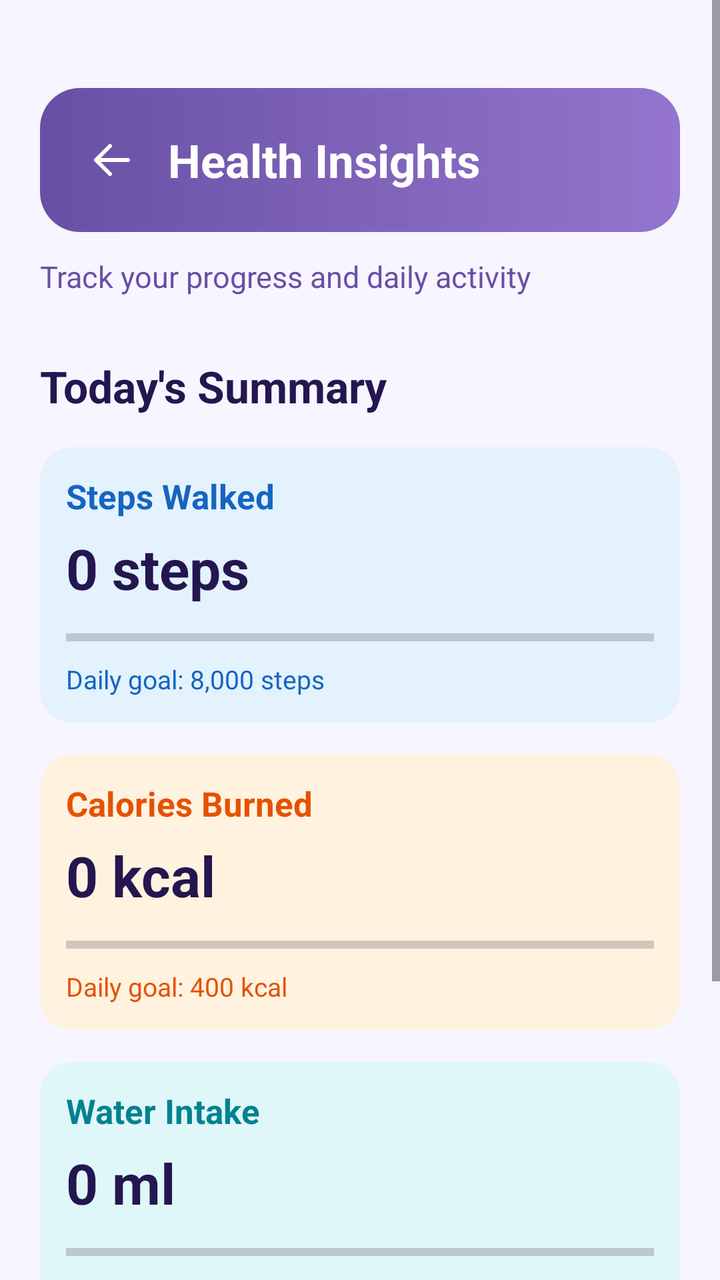
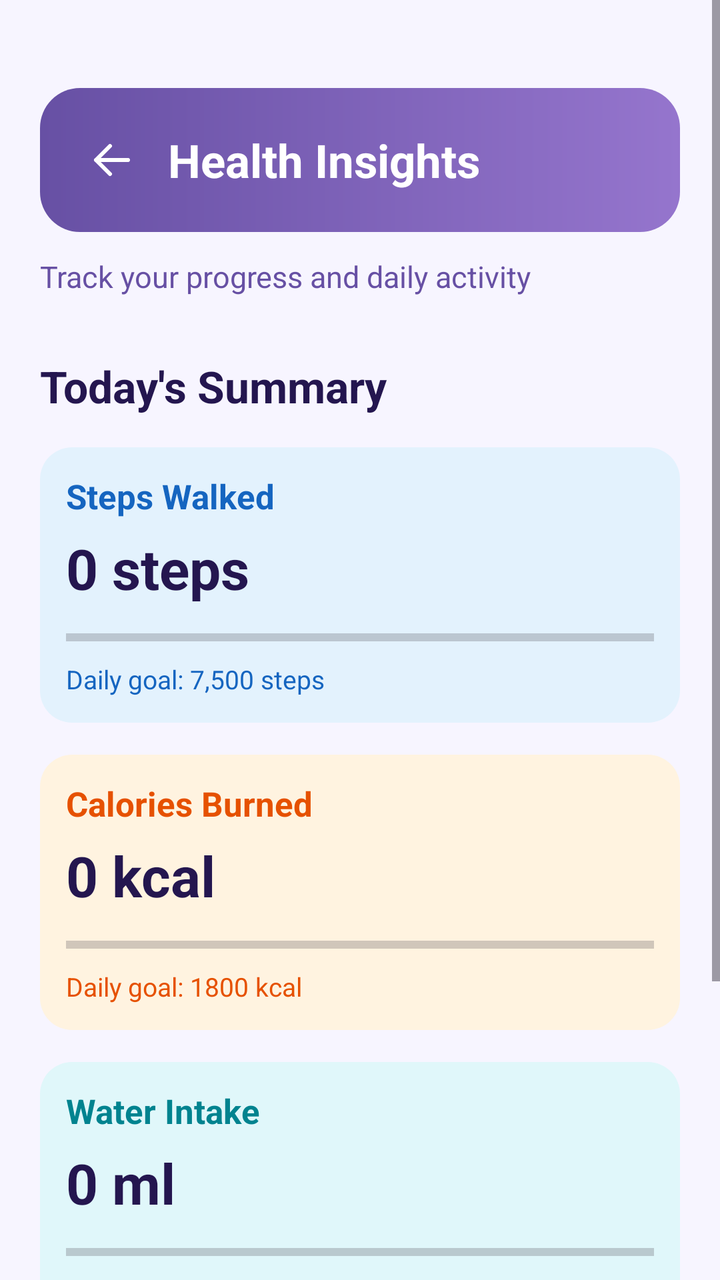

Screens rendered from an Android XML layout before and after an edit, with the pre-edit source and the edit as a unified diff.
<!-- AndroidManifest.xml: application theme Theme.HealthMate -->
<!-- res/layout/activity_insights.xml -->
<?xml version="1.0" encoding="utf-8"?>
<ScrollView
    xmlns:android="http://schemas.android.com/apk/res/android"
    android:id="@+id/main"
    android:layout_width="match_parent"
    android:layout_height="match_parent"
    android:fillViewport="true"
    android:background="#F7F5FF">

    <LinearLayout
        android:layout_width="match_parent"
        android:layout_height="wrap_content"
        android:orientation="vertical"
        android:padding="20dp">

        

        <LinearLayout
            android:layout_width="match_parent"
            android:layout_height="wrap_content"
            android:layout_marginTop="24dp"
            android:background="@drawable/bg_dashboard_header"
            android:gravity="center_vertical"
            android:orientation="horizontal"
            android:padding="16dp">

            <ImageView
                android:id="@+id/btnInsightsBackTop"
                android:layout_width="40dp"
                android:layout_height="40dp"
                android:padding="8dp"
                android:src="@drawable/ic_arrow_back"
                android:contentDescription="Back to Dashboard" />

            <TextView
                android:layout_width="wrap_content"
                android:layout_height="wrap_content"
                android:layout_marginStart="8dp"
                android:text="Health Insights"
                android:textColor="#FFFFFF"
                android:textSize="23sp"
                android:textStyle="bold" />

        </LinearLayout>


        <TextView
            android:layout_width="match_parent"
            android:layout_height="wrap_content"
            android:layout_marginTop="12dp"
            android:text="Track your progress and daily activity"
            android:textColor="#6750A4"
            android:textSize="15sp" />

        
        <TextView
            android:layout_width="match_parent"
            android:layout_height="wrap_content"
            android:layout_marginTop="30dp"
            android:layout_marginBottom="16dp"
            android:text="Today's Summary"
            android:textColor="#24164F"
            android:textSize="22sp"
            android:textStyle="bold" />

        
        <LinearLayout
            android:layout_width="match_parent"
            android:layout_height="wrap_content"
            android:layout_marginBottom="16dp"
            android:background="@drawable/bg_steps_cards"
            android:orientation="vertical"
            android:padding="13dp">

            <TextView
                android:layout_width="match_parent"
                android:layout_height="wrap_content"
                android:text="Steps Walked"
                android:textColor="#1565C0"
                android:textSize="17sp"
                android:textStyle="bold" />

            <TextView
                android:id="@+id/tvInsightsSteps"
                android:layout_width="match_parent"
                android:layout_height="wrap_content"
                android:layout_marginTop="6dp"
                android:text="0 steps"
                android:textColor="#24164F"
                android:textSize="28sp"
                android:textStyle="bold" />

            <ProgressBar
                android:id="@+id/progressSteps"
                style="?android:attr/progressBarStyleHorizontal"
                android:layout_width="match_parent"
                android:layout_height="12dp"
                android:layout_marginTop="10dp"
                android:max="100"
                android:progress="0"
                android:progressTint="#2EAD59" />
            <TextView
                android:layout_width="match_parent"
                android:layout_height="wrap_content"
                android:layout_marginTop="6dp"
                android:text="Daily goal: 8,000 steps"
                android:textColor="#1565C0"
                android:textSize="13sp" />

        </LinearLayout>

        
        <LinearLayout
            android:layout_width="match_parent"
            android:layout_height="wrap_content"
            android:layout_marginBottom="16dp"
            android:background="@drawable/bg_calories_card"
            android:orientation="vertical"
            android:padding="13dp">

            <TextView
                android:layout_width="match_parent"
                android:layout_height="wrap_content"
                android:text="Calories Burned"
                android:textColor="#E65100"
                android:textSize="17sp"
                android:textStyle="bold" />

            <TextView
                android:id="@+id/tvInsightsCalories"
                android:layout_width="match_parent"
                android:layout_height="wrap_content"
                android:layout_marginTop="6dp"
                android:text="0 kcal"
                android:textColor="#24164F"
                android:textSize="28sp"
                android:textStyle="bold" />

            <ProgressBar
                android:id="@+id/progressCalories"
                style="?android:attr/progressBarStyleHorizontal"
                android:layout_width="match_parent"
                android:layout_height="12dp"
                android:layout_marginTop="10dp"
                android:max="100"
                android:progress="0"
                android:progressTint="#FF6B00" />
            <TextView
                android:layout_width="match_parent"
                android:layout_height="wrap_content"
                android:layout_marginTop="6dp"
                android:text="Daily goal: 400 kcal"
                android:textColor="#E65100"
                android:textSize="13sp" />

        </LinearLayout>

        
        <LinearLayout
            android:layout_width="match_parent"
            android:layout_height="wrap_content"
            android:layout_marginBottom="16dp"
            android:background="@drawable/bg_water_card"
            android:orientation="vertical"
            android:padding="13dp">

            <TextView
                android:layout_width="match_parent"
                android:layout_height="wrap_content"
                android:text="Water Intake"
                android:textColor="#00838F"
                android:textSize="17sp"
                android:textStyle="bold" />

            <TextView
                android:id="@+id/tvInsightsWater"
                android:layout_width="match_parent"
                android:layout_height="wrap_content"
                android:layout_marginTop="6dp"
                android:text="0 ml"
                android:textColor="#24164F"
                android:textSize="28sp"
                android:textStyle="bold" />

            <ProgressBar
                android:id="@+id/progressWater"
                style="?android:attr/progressBarStyleHorizontal"
                android:layout_width="match_parent"
                android:layout_height="12dp"
                android:layout_marginTop="10dp"
                android:max="100"
                android:progress="0"
                android:progressTint="#039BE5" />
            <TextView
                android:layout_width="match_parent"
                android:layout_height="wrap_content"
                android:layout_marginTop="6dp"
                android:text="Daily goal: 2,000 ml"
                android:textColor="#00838F"
                android:textSize="13sp" />

        </LinearLayout>

        
        <TextView
            android:layout_width="match_parent"
            android:layout_height="wrap_content"
            android:layout_marginTop="16dp"
            android:text="Your Daily Progress"
            android:textColor="#24164F"
            android:textSize="21sp"
            android:textStyle="bold" />

        <TextView
            android:id="@+id/tvInsightsMessage"
            android:layout_width="match_parent"
            android:layout_height="wrap_content"
            android:layout_marginTop="12dp"
            android:background="@drawable/bg_input_field"
            android:padding="18dp"
            android:text="Your daily activity summary will appear here."
            android:textColor="#6750A4"
            android:textSize="15sp" />

    </LinearLayout>
</ScrollView>
<!-- resources referenced by this layout -->
<resources>
  <!-- drawable bg_calories_card (drawable) -->
  <?xml version="1.0" encoding="utf-8"?>
  <shape xmlns:android="http://schemas.android.com/apk/res/android"
      android:shape="rectangle">
  
      <solid android:color="#FFF3E0"/>
  
      <corners android:radius="16dp"/>
  
  </shape>
  <!-- drawable bg_dashboard_header (drawable) -->
  <?xml version="1.0" encoding="utf-8"?>
  <shape xmlns:android="http://schemas.android.com/apk/res/android"
      android:shape="rectangle">
  
      <gradient
          android:startColor="#6750A4"
          android:endColor="#9575CD"
          android:angle="0" />
  
      <corners android:radius="20dp" />
  
  </shape>
  <!-- drawable bg_input_field (drawable) -->
  <?xml version="1.0" encoding="utf-8"?>
  <shape xmlns:android="http://schemas.android.com/apk/res/android"
      android:shape="rectangle">
  
      <solid android:color="#FFFFFF" />
  
      <corners android:radius="12dp" />
  
      <stroke
          android:width="1dp"
          android:color="#D1C4E9" />
  
  </shape>
  <!-- drawable bg_steps_cards (drawable) -->
  <?xml version="1.0" encoding="utf-8"?>
  <shape xmlns:android="http://schemas.android.com/apk/res/android"
      android:shape="rectangle">
  
      <solid android:color="#E3F2FD"/>
  
      <corners android:radius="16dp"/>
  
  </shape>
  <!-- drawable bg_water_card (drawable) -->
  <?xml version="1.0" encoding="utf-8"?>
  <shape xmlns:android="http://schemas.android.com/apk/res/android"
      android:shape="rectangle">
  
      <solid android:color="#E0F7FA"/>
  
      <corners android:radius="16dp"/>
  
  </shape>
  <!-- drawable ic_arrow_back (drawable) -->
  <vector xmlns:android="http://schemas.android.com/apk/res/android"
      android:width="24dp"
      android:height="24dp"
      android:viewportWidth="24"
      android:viewportHeight="24">
  
      <path
          android:fillColor="@android:color/transparent"
          android:strokeColor="#FFFFFF"
          android:strokeWidth="2"
          android:strokeLineCap="round"
          android:strokeLineJoin="round"
          android:pathData="M20,12 L4,12 M11,5 L4,12 L11,19" />
  
  </vector>
  <style name="Theme.HealthMate" parent="Base.Theme.HealthMate" />
  <style name="Base.Theme.HealthMate" parent="Theme.Material3.DayNight.NoActionBar">
          
          
      </style>
</resources>

<!-- the commit's change to res/layout/activity_insights.xml (unified diff, before → after) -->
@@ -14,7 +14,6 @@
         android:padding="20dp">
 
         
-
         <LinearLayout
             android:layout_width="match_parent"
             android:layout_height="wrap_content"
@@ -43,7 +42,6 @@
 
         </LinearLayout>
 
-
         <TextView
             android:layout_width="match_parent"
             android:layout_height="wrap_content"
@@ -103,7 +101,7 @@
                 android:layout_width="match_parent"
                 android:layout_height="wrap_content"
                 android:layout_marginTop="6dp"
-                android:text="Daily goal: 8,000 steps"
+                android:text="Daily goal: 7,500 steps"
                 android:textColor="#1565C0"
                 android:textSize="13sp" />
 
@@ -145,11 +143,12 @@
                 android:max="100"
                 android:progress="0"
                 android:progressTint="#FF6B00" />
-            <TextView
-                android:layout_width="match_parent"
-                android:layout_height="wrap_content"
-                android:layout_marginTop="6dp"
-                android:text="Daily goal: 400 kcal"
+
+            <TextView
+                android:layout_width="match_parent"
+                android:layout_height="wrap_content"
+                android:layout_marginTop="6dp"
+                android:text="Daily goal: 1800 kcal"
                 android:textColor="#E65100"
                 android:textSize="13sp" />
 
@@ -195,7 +194,7 @@
                 android:layout_width="match_parent"
                 android:layout_height="wrap_content"
                 android:layout_marginTop="6dp"
-                android:text="Daily goal: 2,000 ml"
+                android:text="Daily goal: 4,000 ml"
                 android:textColor="#00838F"
                 android:textSize="13sp" />
 
<!-- resource entries referenced after the edit -->
@@ -75,8 +75,20 @@
   </vector>
   <style name="Theme.HealthMate" parent="Base.Theme.HealthMate" />
   <style name="Base.Theme.HealthMate" parent="Theme.Material3.DayNight.NoActionBar">
-          
-          
+  
+          <item name="colorPrimary">@color/primary</item>
+          <item name="colorPrimaryDark">@color/primary_dark</item>
+          <item name="colorSecondary">@color/accent</item>
+  
+          <item name="android:statusBarColor">@color/primary_dark</item>
+          <item name="android:navigationBarColor">@color/background</item>
+  
+          <item name="android:windowLightStatusBar">false</item>
+  
       </style>
+  <color name="primary">#00796B</color>
+  <color name="primary_dark">#004D40</color>
+  <color name="accent">#0288D1</color>
+  <color name="background">#F5F9FA</color>
 </resources>
 
